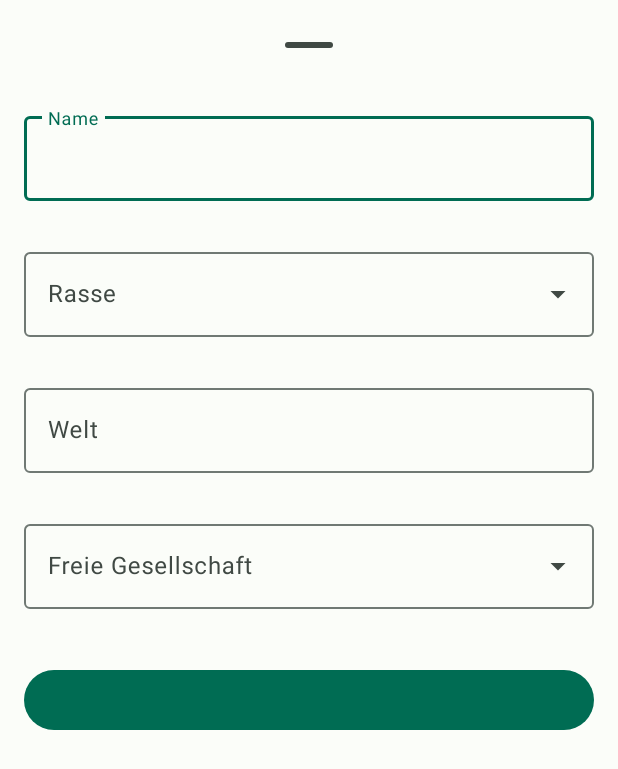
After one commit to Bambushain/bambushain-app, an Android app: the layout fragment_change_character_dialog.xml on its own in the app's theme, with its tools: preview values and no code run, on a phone screen of 412 x 824 dp. The commit adds this screen. Shown: the top 769 px of the screen. Run offline under Robolectric (Android 15) with nearby library versions, the phone set to English and light mode, and no system bars.

Commit message:
TG-194 Charakter hinzufügen
added Add Character dialog

```diff
--- a/app/src/main/res/layout/characters_card.xml
+++ b/app/src/main/res/layout/characters_card.xml
@@ -38,7 +38,7 @@
                     android:layout_height="wrap_content"
                     android:layout_marginTop="8dp"
                     android:id="@+id/characterRace"
-                    android:text="@{viewModel.getRaceText(viewModel.race)}"
+                    android:text="@{viewModel.race}"
                     android:textAppearance="?attr/textAppearanceBodyMedium"
                     android:textColor="?android:attr/textColorSecondary"
                     app:layout_constraintStart_toStartOf="@id/characterName"
--- /dev/null
+++ b/app/src/main/res/layout/fragment_change_character_dialog.xml
@@ -0,0 +1,99 @@
+<?xml version="1.0" encoding="utf-8"?>
+<layout
+        xmlns:android="http://schemas.android.com/apk/res/android"
+        xmlns:app="http://schemas.android.com/apk/res-auto">
+    <data>
+        <variable name="viewModel" type="app.bambushain.finalfantasy.characters.CharacterViewModel"/>
+    </data>
+    <androidx.coordinatorlayout.widget.CoordinatorLayout
+            android:layout_width="match_parent"
+            android:layout_height="match_parent"
+            android:id="@+id/layout">
+        <androidx.constraintlayout.widget.ConstraintLayout
+                android:layout_width="match_parent"
+                android:layout_height="match_parent"
+                android:id="@+id/standard_bottom_sheet"
+                style="@style/Theme.Bambushain.BottomSheet">
+            <com.google.android.material.bottomsheet.BottomSheetDragHandleView
+                    android:id="@+id/drag_handle"
+                    android:layout_width="match_parent"
+                    android:layout_height="wrap_content"
+                    app:layout_constraintTop_toTopOf="parent"/>
+            <com.google.android.material.textfield.TextInputLayout
+                    android:layout_width="match_parent"
+                    android:layout_height="wrap_content"
+                    android:layout_marginVertical="@dimen/margin"
+                    android:id="@+id/characterName"
+                    app:layout_constraintTop_toBottomOf="@id/drag_handle"
+                    app:errorEnabled="true">
+                <com.google.android.material.textfield.TextInputEditText
+                        android:layout_width="match_parent"
+                        android:layout_height="wrap_content"
+                        android:inputType="text"
+                        android:text="@={viewModel.name}"
+                        android:singleLine="true"
+                        android:hint="@string/character_name"/>
+            </com.google.android.material.textfield.TextInputLayout>
+            <com.google.android.material.textfield.TextInputLayout
+                    style="@style/Widget.Material3.TextInputLayout.OutlinedBox.ExposedDropdownMenu"
+                    android:layout_width="match_parent"
+                    android:layout_height="wrap_content"
+                    android:layout_marginVertical="@dimen/margin"
+                    android:id="@+id/characterRace"
+                    android:hint="@string/character_race"
+                    app:layout_constraintTop_toBottomOf="@id/characterName"
+                    app:errorEnabled="true">
+                <com.google.android.material.textfield.MaterialAutoCompleteTextView
+                        android:layout_width="match_parent"
+                        android:layout_height="wrap_content"
+                        android:inputType="none"
+                        android:id="@+id/characterRaceDropdown"
+                        android:text="@={viewModel.race}"
+                        app:simpleItems="@array/character_races"/>
+            </com.google.android.material.textfield.TextInputLayout>
+            <com.google.android.material.textfield.TextInputLayout
+                    android:layout_width="match_parent"
+                    android:layout_height="wrap_content"
+                    android:layout_marginVertical="@dimen/margin"
+                    android:id="@+id/characterWorld"
+                    app:layout_constraintTop_toBottomOf="@id/characterRace"
+                    app:errorEnabled="true">
+                <com.google.android.material.textfield.TextInputEditText
+                        android:layout_width="match_parent"
+                        android:layout_height="wrap_content"
+                        android:inputType="text"
+                        android:text="@={viewModel.world}"
+                        android:singleLine="true"
+                        android:hint="@string/character_world"/>
+            </com.google.android.material.textfield.TextInputLayout>
+            <com.google.android.material.textfield.TextInputLayout
+                    style="@style/Widget.Material3.TextInputLayout.OutlinedBox.ExposedDropdownMenu"
+                    android:layout_width="match_parent"
+                    android:layout_height="wrap_content"
+                    android:layout_marginVertical="@dimen/margin"
+                    android:id="@+id/characterFreeCompany"
+                    android:hint="@string/character_free_company"
+                    app:layout_constraintTop_toBottomOf="@id/characterWorld"
+                    app:errorEnabled="true">
+                <com.google.android.material.textfield.MaterialAutoCompleteTextView
+                        android:layout_width="match_parent"
+                        android:layout_height="wrap_content"
+                        android:inputType="none"
+                        android:id="@+id/characterFreeCompanyDropdown"
+                        android:text="@={viewModel.freeCompany}"/>
+            </com.google.android.material.textfield.TextInputLayout>
+            <LinearLayout
+                    android:layout_width="match_parent"
+                    android:layout_height="wrap_content"
+                    android:layout_marginVertical="@dimen/margin"
+                    android:id="@+id/characterCustomFields"
+                    app:layout_constraintTop_toBottomOf="@id/characterFreeCompany"
+                    android:orientation="vertical"/>
+            <com.google.android.material.button.MaterialButton
+                    android:id="@+id/action_save_character"
+                    app:layout_constraintTop_toBottomOf="@id/characterCustomFields"
+                    app:layout_constraintEnd_toEndOf="parent"
+                    style="@style/Theme.Bambushain.BottomSheetButton"/>
+        </androidx.constraintlayout.widget.ConstraintLayout>
+    </androidx.coordinatorlayout.widget.CoordinatorLayout>
+</layout>
--- a/app/src/main/res/values/characters.xml
+++ b/app/src/main/res/values/characters.xml
@@ -1,5 +1,4 @@
 <resources>
-    <string name="lable_characters">Charaktere</string>
     <string name="character_race_hyur">Hyuran</string>
     <string name="character_race_elezen">Elezen</string>
     <string name="character_race_aura">Au Ra</string>
@@ -8,4 +7,22 @@
     <string name="character_race_roegadyn">Roegadyn</string>
     <string name="character_race_hrothgar">Hrothgar</string>
     <string name="character_race_viera">Viera</string>
+    <string name="character_name">Name</string>
+    <string name="character_race">Rasse</string>
+    <string name="character_free_company">Freie Gesellschaft</string>
+    <string name="action_add_character">Charakter hinzufügen</string>
+    <string name="label_add_character">Charakter hinzufügen</string>
+    <string name="action_update_character">Charakter speichern</string>
+    <string name="character_world">Welt</string>
+
+    <string-array name="character_races">
+        <item>@string/character_race_hyur</item>
+        <item>@string/character_race_elezen</item>
+        <item>@string/character_race_aura</item>
+        <item>@string/character_race_lalafell</item>
+        <item>@string/character_race_minqote</item>
+        <item>@string/character_race_roegadyn</item>
+        <item>@string/character_race_hrothgar</item>
+        <item>@string/character_race_viera</item>
+    </string-array>
 </resources>
--- a/models/src/main/java/app/bambushain/models/finalfantasy/FreeCompany.java
+++ b/models/src/main/java/app/bambushain/models/finalfantasy/FreeCompany.java
@@ -13,4 +13,9 @@ import lombok.NoArgsConstructor;
 public class FreeCompany {
     private Integer id = 0;
     private String name;
+
+    @Override
+    public String toString() {
+        return name;
+    }
 }
```
Also changed, not shown: app/src/main/java/app/bambushain/finalfantasy/characters/ChangeCharacterDialog.java (added, +164 -0 lines), app/src/main/java/app/bambushain/finalfantasy/characters/CharacterViewModel.java (+21 -27 lines), app/src/main/java/app/bambushain/finalfantasy/characters/CharactersAdapter.java (+13 -3 lines), app/src/main/java/app/bambushain/finalfantasy/characters/CharactersFragment.java (+21 -0 lines), app/src/main/res/layout/fragment_characters.xml (+9 -0 lines), app/src/main/res/layout/free_company_dropdown_item.xml (added, +13 -0 lines), app/src/main/res/navigation/nav_graph.xml (+7 -1 lines), models/src/main/java/app/bambushain/models/finalfantasy/Character.java (+5 -2 lines), models/src/main/java/app/bambushain/models/finalfantasy/CustomField.java (added, +25 -0 lines).
